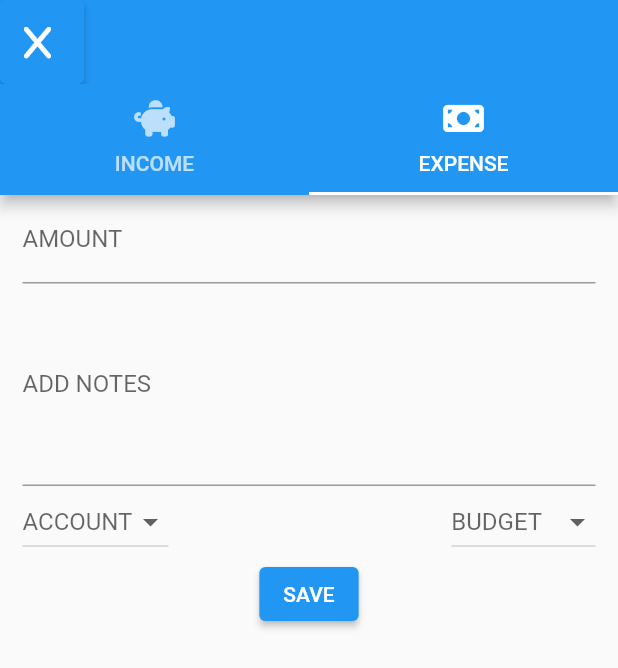
After one commit to ANTONINEUTRON/envelope_budget_app, a Flutter app: the RecordTransactionsPage screen opened directly, on a phone screen of 412 x 824 dp. The commit adds this screen. Shown: the top 668 px of the screen. Run offline on Flutter 3.47's test engine with Material 2 defaults, Android fonts, the phone set to English and light mode, and no system bars; our stand-ins replace bottom_navy_bar, font_awesome_flutter, google_fonts.

Commit message:
About to rework stuff

```diff
--- a/lib/features/budgets/ui/page/budgets_page.dart
+++ b/lib/features/budgets/ui/page/budgets_page.dart
@@ -15,10 +15,6 @@ class _BudgetsPageState extends State<BudgetsPage> {
     return Scaffold(
       appBar: AppBar(
         title: Text("Budgets"),
-      ),
-      floatingActionButton: FloatingActionButton(
-        onPressed: (){},
-        child: FaIcon(FontAwesomeIcons.plus),
       ),
       body: ListView.builder(
           itemCount: 10,
--- a/lib/features/home/ui/page/home_page.dart
+++ b/lib/features/home/ui/page/home_page.dart
@@ -4,6 +4,7 @@ import 'package:flutter/material.dart';
 import 'package:font_awesome_flutter/font_awesome_flutter.dart';
 import '../../../budgets/ui/page/budgets_page.dart';
 import '../../../notifications/ui/page/notification_page.dart';
+import '../../../record_trans/ui/page/record_transaction_page.dart';
 import '../../../reports/ui/page/report_page.dart';
 
 class HomePage extends StatefulWidget {
@@ -20,12 +21,10 @@ class _HomePageState extends State<HomePage> {
   @override
   Widget build(BuildContext context) {
     return Scaffold(
-      // appBar: AppBar(
-      //   title: Text(
-      //     "Env Budget App"
-      //   ),
-      //   centerTitle: true,
-      // ),
+      floatingActionButton: FloatingActionButton(
+        onPressed: ()=>Navigator.push(context, RecordTransactionsPage.route),
+        child: FaIcon(FontAwesomeIcons.plus),
+      ),
       body: SizedBox.expand(
         child: PageView(
           controller: _pageController,
--- /dev/null
+++ b/lib/features/record_trans/ui/page/record_transaction_page.dart
@@ -0,0 +1,72 @@
+import 'package:flutter/material.dart';
+import 'package:font_awesome_flutter/font_awesome_flutter.dart';
+
+import '../widgets/expense_widget.dart';
+import '../widgets/income_widget.dart';
+
+class RecordTransactionsPage extends StatefulWidget {
+  RecordTransactionsPage({Key? key}) : super(key: key);
+
+  static final route =  MaterialPageRoute(builder: (context)=>RecordTransactionsPage());
+
+  @override
+  State<RecordTransactionsPage> createState() => _RecordTransactionsPageState();
+}
+
+class _RecordTransactionsPageState extends State<RecordTransactionsPage> {
+  @override
+  Widget build(BuildContext context) {
+    return DefaultTabController(
+      length: 2,
+      initialIndex: 1,
+      child: Scaffold(
+        appBar: AppBar(
+          leading: ElevatedButton(
+              onPressed: (){
+                Navigator.pop(context);
+              },
+              child: Row(
+                children: [
+                  FaIcon(
+                      FontAwesomeIcons.x
+                  ),
+                  // Text("CANCEL")
+                ],
+              )
+          ),
+          // actions: [
+          //   ElevatedButton(
+          //       onPressed: (){},
+          //       child: Row(
+          //         children: [
+          //           FaIcon(
+          //             FontAwesomeIcons.circleCheck
+          //           ),
+          //           Text("SAVE")
+          //         ],
+          //       )
+          //   )
+          // ],
+          bottom: const TabBar(
+            tabs: [
+              Tab(
+                text: "INCOME",
+                icon: FaIcon(FontAwesomeIcons.piggyBank),
+              ),
+              Tab(
+                text: "EXPENSE",
+                icon: FaIcon(FontAwesomeIcons.moneyBill),
+              )
+            ],
+          ),
+        ),
+        body: const TabBarView(
+          children: [
+            IncomeWidget(),
+            ExpenseWidget()
+          ],
+        ),
+      ),
+    );
+  }
+}
--- /dev/null
+++ b/lib/features/record_trans/ui/widgets/expense_widget.dart
@@ -0,0 +1,72 @@
+import 'package:flutter/material.dart';
+
+class ExpenseWidget extends StatefulWidget {
+  const ExpenseWidget({Key? key}) : super(key: key);
+
+  @override
+  State<ExpenseWidget> createState() => _ExpenseWidgetState();
+}
+
+class _ExpenseWidgetState extends State<ExpenseWidget> {
+  var listOfBudgets = <String>["Budget 1","Budget 2", "Budget 3"];
+  var listOfAccounts = <String>["Account 1","Acct 2", "Acct 3"];
+  @override
+  Widget build(BuildContext context) {
+    return Container(
+      padding: EdgeInsets.fromLTRB(15, 0, 15, 0),
+      child: Column(
+        children: [
+          TextField(
+            maxLines: 1,
+            decoration: InputDecoration(
+              labelText: "AMOUNT",
+              hintText: "0.0"
+            ),
+            keyboardType: TextInputType.numberWithOptions(decimal: true),
+          ),
+          TextField(
+            maxLines: 5,
+            decoration: InputDecoration(
+                labelText: "ADD NOTES"
+            ),
+          ),
+          Row(
+            mainAxisAlignment: MainAxisAlignment.spaceBetween,
+            children: [
+              DropdownButton<String>(
+                  items: listOfAccounts.map((account){
+                    return DropdownMenuItem<String>(
+                      child: Text(account),
+                      value: account
+                    );
+                  }).toList(),
+                  onChanged: (selectedVal){
+
+                  },
+                hint: Text("ACCOUNT"),
+              ),
+              DropdownButton<String>(
+                  items: listOfAccounts.map((account){
+                    return DropdownMenuItem<String>(
+                        child: Text(account),
+                        value: account
+                    );
+                  }).toList(),
+                  onChanged: (selectedVal){
+
+                  },
+                hint: Text("BUDGET"),
+              ),
+            ],
+          ),
+          Center(
+            child: ElevatedButton(
+              onPressed: () {  },
+              child: Text("SAVE"),
+            ),
+          )
+        ],
+      ),
+    );
+  }
+}
--- /dev/null
+++ b/lib/features/record_trans/ui/widgets/income_widget.dart
@@ -0,0 +1,24 @@
+import 'package:flutter/material.dart';
+
+class IncomeWidget extends StatefulWidget {
+  const IncomeWidget({Key? key}) : super(key: key);
+
+  @override
+  State<IncomeWidget> createState() => _IncomeWidgetState();
+}
+
+class _IncomeWidgetState extends State<IncomeWidget> {
+  @override
+  Widget build(BuildContext context) {
+    return ListView(
+      children: [
+        TextField(
+          maxLines: 5,
+          decoration: InputDecoration(
+            labelText: "ADD NOTES"
+          ),
+        )
+      ],
+    );
+  }
+}
```
Also changed, not shown: pubspec.lock.
